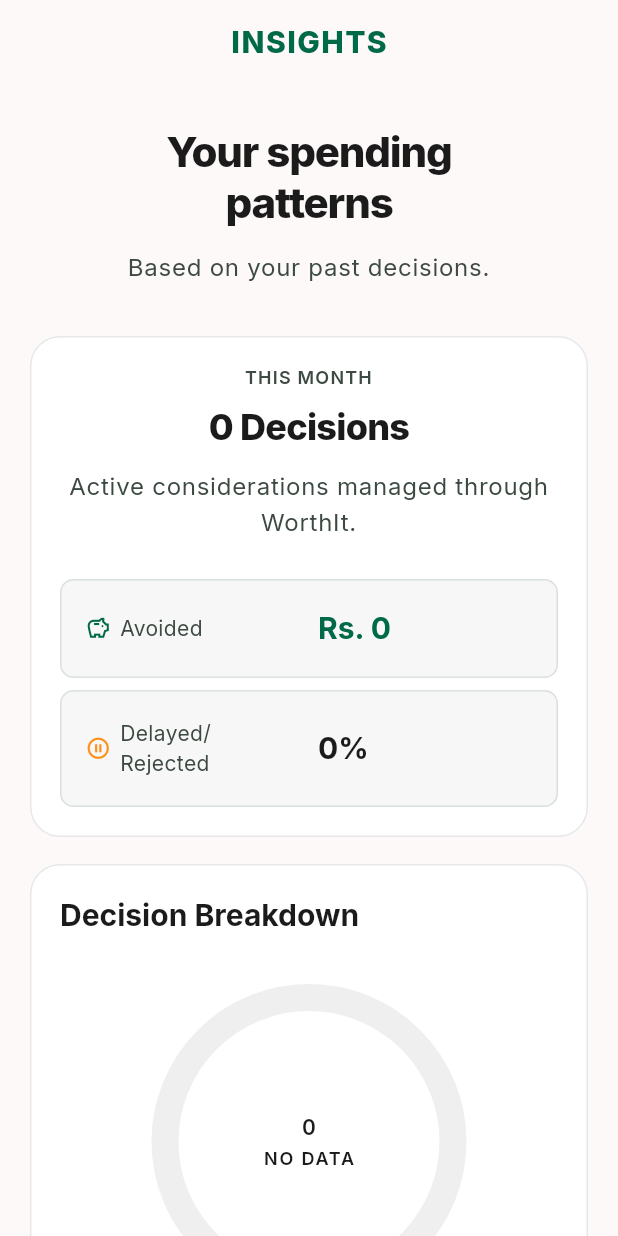
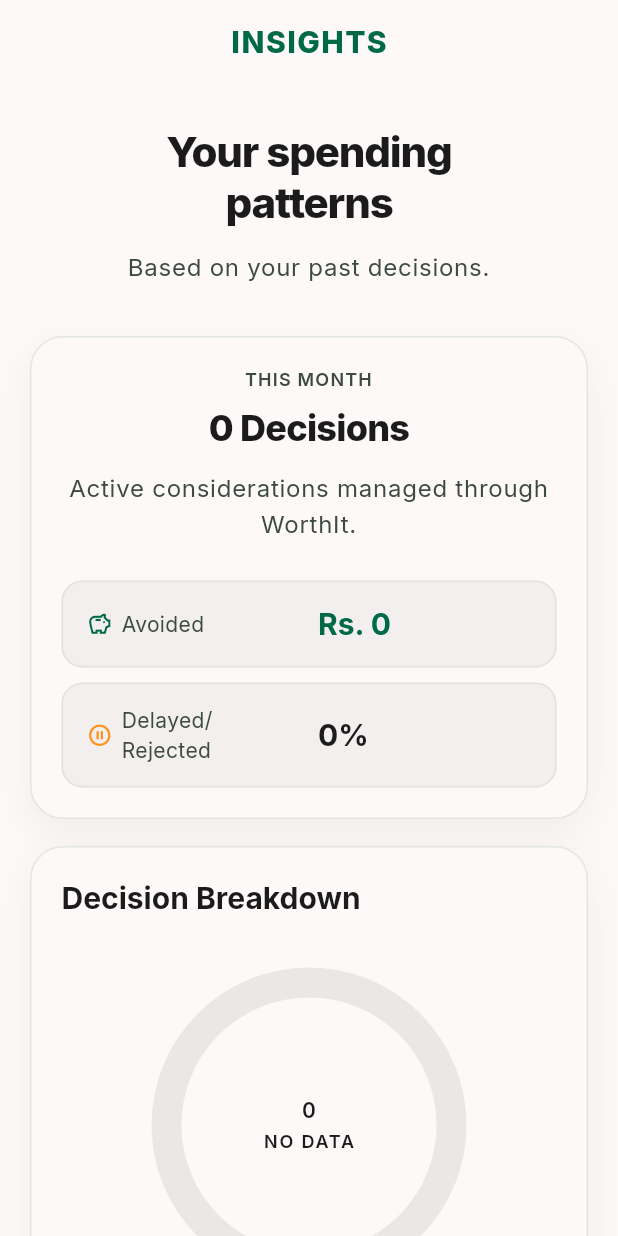
Before and after one commit to i-Abdulhaseeb/WorthItApp, a Flutter app: the InsightsView screen opened by its route, on a phone screen of 412 x 824 dp. Run offline on Flutter 3.47's test engine with Material 3 defaults, Android fonts, the phone set to English and light mode, and no system bars; our stand-ins replace firebase_ai, firebase_core, get, google_fonts, hive, hive_flutter and 1 more; missing offline and left inert: firebase_app_check; accounts and stored records are empty.

Commit message:
Removed some inconsistencies from insight view

```diff
--- a/lib/features/insights/views/insights_view.dart
+++ b/lib/features/insights/views/insights_view.dart
@@ -135,6 +135,24 @@ class InsightsView extends GetView<InsightsController> {
   }
 }
 
+/// Shared soft-elevation look for every panel on this screen: a near-flat
+/// white surface, a hairline border, and a wide, low-opacity shadow instead
+/// of Material's default hard elevation shadow.
+BoxDecoration _panelDecoration(ColorScheme colors) {
+  return BoxDecoration(
+    color: colors.surface,
+    borderRadius: BorderRadius.circular(22),
+    border: Border.all(color: colors.outlineVariant.withValues(alpha: 0.4)),
+    boxShadow: [
+      BoxShadow(
+        color: colors.shadow.withValues(alpha: 0.05),
+        blurRadius: 24,
+        offset: const Offset(0, 10),
+      ),
+    ],
+  );
+}
+
 class _MonthlySummary extends StatelessWidget {
   const _MonthlySummary({
     required this.total,
@@ -151,7 +169,8 @@ class _MonthlySummary extends StatelessWidget {
     final theme = Theme.of(context);
     final colors = theme.colorScheme;
 
-    return Card(
+    return Container(
+      decoration: _panelDecoration(colors),
       child: Padding(
         padding: const EdgeInsets.all(20),
         child: Column(
@@ -193,7 +212,7 @@ class _MonthlySummary extends StatelessWidget {
               iconColor: colors.primary,
               valueColor: colors.primary,
             ),
-            const SizedBox(height: 8),
+            const SizedBox(height: 10),
             _MetricRow(
               icon: Icons.pause_circle_outline_rounded,
               label: 'Delayed/Rejected',
@@ -229,11 +248,13 @@ class _MetricRow extends StatelessWidget {
     final colors = theme.colorScheme;
 
     return Container(
-      padding: const EdgeInsets.symmetric(horizontal: 16, vertical: 18),
+      padding: const EdgeInsets.symmetric(horizontal: 16, vertical: 14),
       decoration: BoxDecoration(
-        color: colors.onSurface.withValues(alpha: 0.035),
-        borderRadius: BorderRadius.circular(9),
-        border: Border.all(color: colors.outlineVariant.withValues(alpha: 0.5)),
+        color: colors.onSurface.withValues(alpha: 0.045),
+        borderRadius: BorderRadius.circular(14),
+        border: Border.all(
+          color: colors.outlineVariant.withValues(alpha: 0.35),
+        ),
       ),
       child: LayoutBuilder(
         builder: (context, constraints) {
@@ -301,7 +322,8 @@ class _BreakdownCard extends StatelessWidget {
     final theme = Theme.of(context);
     final colors = theme.colorScheme;
 
-    return Card(
+    return Container(
+      decoration: _panelDecoration(colors),
       child: Padding(
         padding: const EdgeInsets.all(20),
         child: Column(
@@ -333,7 +355,7 @@ class _BreakdownCard extends StatelessWidget {
                       buyColor: colors.primary,
                       waitColor: InsightsView.waitColor,
                       dontBuyColor: InsightsView.dontBuyColor,
-                      trackColor: colors.onSurface.withValues(alpha: 0.07),
+                      trackColor: colors.onSurface.withValues(alpha: 0.08),
                     ),
                     child: Center(
                       child: ExcludeSemantics(
@@ -414,7 +436,7 @@ class _VerdictDonutPainter extends CustomPainter {
 
   @override
   void paint(Canvas canvas, Size size) {
-    const strokeWidth = 18.0;
+    const strokeWidth = 20.0;
     final center = Offset(size.width / 2, size.height / 2);
     final radius = (math.min(size.width, size.height) - strokeWidth) / 2;
     final rect = Rect.fromCircle(center: center, radius: radius);
@@ -513,7 +535,9 @@ class _InsightCard extends StatelessWidget {
     final theme = Theme.of(context);
     final colors = theme.colorScheme;
 
-    return Card(
+    return Container(
+      decoration: _panelDecoration(colors),
+      clipBehavior: Clip.antiAlias,
       child: Stack(
         children: [
           Positioned(
```
